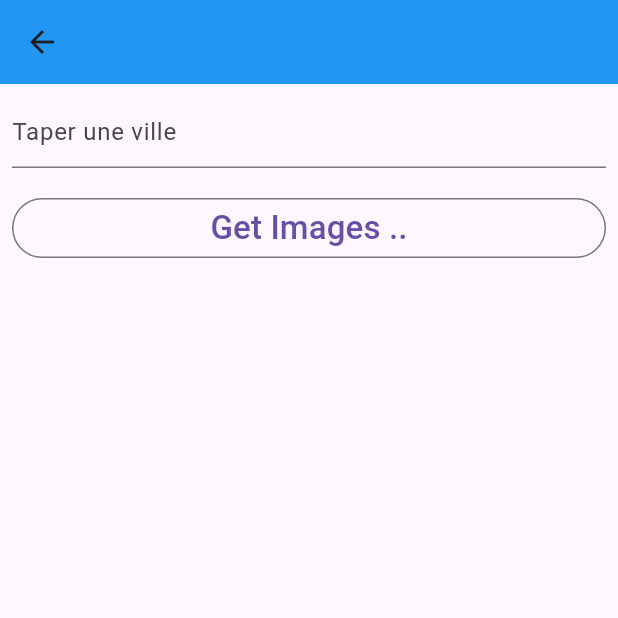
After one commit to SalaheddineBensaghir/Mobile_App_Flutter, a Flutter app: the Gallery screen opened by its route, on a phone screen of 412 x 824 dp, the top half of it. The commit adds this screen. Run offline on Flutter 3.47's test engine with Material 3 defaults, Android fonts, the phone set to English and light mode, and no system bars.

Commit message:
commit 3

```diff
--- a/lib/main.dart
+++ b/lib/main.dart
@@ -1,6 +1,6 @@
+import 'package:app_flutter/ui/pages/Gallery.page.dart';
 import 'package:app_flutter/ui/pages/counter.bloc.page.dart';
 import 'package:app_flutter/ui/pages/counter.statteful.page.dart';
-import 'package:app_flutter/ui/pages/git.users.page.dart';
 import 'package:app_flutter/ui/pages/home.page.dart';
 import 'package:app_flutter/ui/pages/quiz.page.dart';
 import 'package:app_flutter/ui/pages/weather.detail.dart';
@@ -35,7 +35,8 @@ class RootView extends StatelessWidget {
         "/counter1":(context)=>const CounterStatefulPage(),
         "/quiz":(context)=> Quiz(),
          "/weather":(context)=>const Weather(),
-        // "/users":(context)=>const GitUsersPage(),
+        "/Gallery" : (context)=>  Gallery()
+
 
 
       },
--- /dev/null
+++ b/lib/ui/pages/Gallery.page.dart
@@ -0,0 +1,55 @@
+import 'package:app_flutter/ui/widget/Gallery.data.widget.dart';
+import 'package:flutter/material.dart';
+import 'package:http/http.dart' as http; import 'dart:convert';
+
+
+class Gallery extends StatefulWidget {
+
+  @override
+_GalleryState createState() => _GalleryState();
+}
+
+class _GalleryState extends State<Gallery> {
+  String keyword="";
+  @override
+  Widget build(BuildContext context) {
+    return Scaffold(
+        appBar: AppBar(
+          backgroundColor: Colors.blue,
+          title: Text(keyword),
+        ),
+        body: Column(
+          children: <Widget>[
+            Container(
+              child: Padding(
+                padding: const EdgeInsets.all(8.0),
+                child: TextField(
+                  decoration: InputDecoration(hintText: 'Taper une ville'),
+                  onChanged: (value){
+                    setState(() {
+                      this.keyword=value;
+                    });
+                  },
+
+                ),
+              ),
+            ),
+            Container(
+              width: double.infinity,
+              child: Padding(
+                padding: const EdgeInsets.all(8.0),
+                child: OutlinedButton(
+                  onPressed: (){
+                    Navigator.push(context, MaterialPageRoute(builder: (context)=>GalleryData(keyword)));
+                  },
+                  child: Text('Get Images ..',style: TextStyle(fontSize: 22),),
+
+
+                ),
+              ),
+            )
+          ],
+        )
+    );
+  }
+}
--- a/lib/ui/widget/main.drawer.widget.dart
+++ b/lib/ui/widget/main.drawer.widget.dart
@@ -14,7 +14,7 @@ class MainDrawer extends StatelessWidget {
       {"title":"Counter Stful","route":"/counter1","leadingIcon":Icons.event,"trailingIcon":Icons.arrow_forward},
       {"title":"Quiz","route":"/quiz","leadingIcon":Icons.quiz,"trailingIcon":Icons.arrow_forward},
        {"title":"Weather","route":"/weather","leadingIcon":Icons.sunny ,"trailingIcon":Icons.arrow_forward},
-      // {"title":"Git users","route":"/users","leadingIcon":Icons.person,"trailingIcon":Icons.arrow_forward},
+      {"title":"Gallery","route":"/Gallery","leadingIcon":Icons.image ,"trailingIcon":Icons.arrow_forward},
 
     ];
     return  Drawer(
--- a/pubspec.yaml
+++ b/pubspec.yaml
@@ -32,6 +32,11 @@ dependencies:
     sdk: flutter
   http:  ^1.0.6
   intl: ^0.17.0
+  image_picker: ^1.1.2
+  image_cropper: ^7.1.0
+
+
+
 
 
 
```
Also changed, not shown: lib/ui/pages/camera.page.dart (added, +76 -0 lines), lib/ui/pages/git.users.page.dart (deleted, +0 -18 lines), lib/ui/widget/Gallery.data.widget.dart (added, +74 -0 lines), images/img 13.png (added), images/img 14.png (added), pubspec.lock, 7 other files.
